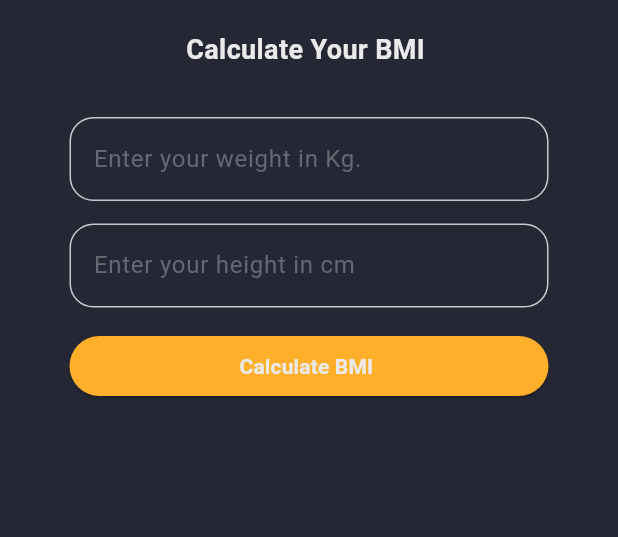
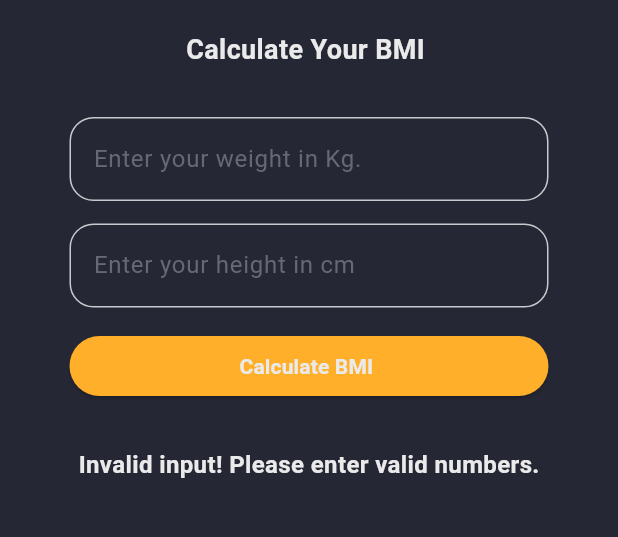
Before and after one commit to rajukarki467/bmi_calculator, a Flutter app: the screen it shows after launch, after a tap on "Calculate BMI", on a phone screen of 412 x 824 dp, the part 84-621 px from its top. Run offline on Flutter 3.47's test engine with Material 3 defaults, Android fonts, the phone set to English and light mode, and no system bars.

Commit message:
making a  button action and calculate bmi

```diff
--- a/lib/pages/home_page.dart
+++ b/lib/pages/home_page.dart
@@ -3,16 +3,22 @@ import 'package:bmi_calculator/widgets/custom_text.dart';
 import 'package:bmi_calculator/widgets/custome_textfield.dart';
 import 'package:flutter/material.dart';
 
-class HomePage extends StatelessWidget {
+class HomePage extends StatefulWidget {
   const HomePage({super.key});
 
+  @override
+  State<HomePage> createState() => _HomePageState();
+}
+
+class _HomePageState extends State<HomePage> {
+  final TextEditingController controller1 = TextEditingController();
+  final TextEditingController controller2 = TextEditingController();
+  String bmiResult = "";
   @override
   Widget build(BuildContext context) {
     final screenSize = MediaQuery.of(context).size;
     final screenwidth = screenSize.width;
 
-    final TextEditingController controller1 = TextEditingController();
-    final TextEditingController controller2 = TextEditingController();
     return Scaffold(
       appBar: AppBar(title: CustomText(textMessage: "BMI Calculator")),
       backgroundColor: CustomColor.ScaffoldBg,
@@ -38,9 +44,44 @@ class HomePage extends StatelessWidget {
                     const SizedBox(height: 15),
                     ElevatedButton(
                       onPressed: () {
-                        String inpuvalue1 = controller1.text;
-                        String inpuvalue2 = controller2.text;
+                        String inputValue1 = controller1.text;
+                        String inputValue2 = controller2.text;
                         // print(inpuvalue2);
+                        // Try parsing safely
+                        double? weight = double.tryParse(inputValue1);
+                        double? height = double.tryParse(inputValue2);
+
+                        if (weight != null && height != null && height > 0) {
+                          height = height / 100; //converting to meter
+                          double bmi = (weight) / (height * height);
+                          String bmiMessage = "";
+
+                          // Determine BMI category
+                          if (bmi < 18.5) {
+                            bmiMessage = "You are underweight";
+                          } else if (bmi >= 18.5 && bmi < 24.9) {
+                            bmiMessage = "You are normal";
+                          } else if (bmi >= 25 && bmi < 29.9) {
+                            bmiMessage = "You are overweight";
+                          } else {
+                            bmiMessage = "You are unhealthy";
+                          }
+
+                          setState(() {
+                            // Combine BMI value and message
+                            bmiResult =
+                                "Your BMI is: ${bmi.toStringAsFixed(2)}\n$bmiMessage";
+
+                            // Reset the input fields
+                            controller1.clear();
+                            controller2.clear();
+                          });
+                        } else {
+                          setState(() {
+                            bmiResult =
+                                "Invalid input! Please enter valid numbers.";
+                          });
+                        }
                       },
                       child: CustomText(
                         textMessage: "Calculate BMI ",
@@ -51,6 +92,9 @@ class HomePage extends StatelessWidget {
                         backgroundColor: CustomColor.yellowPimary,
                       ),
                     ),
+                    const SizedBox(height: 20),
+                    //result display
+                    CustomText(textMessage: bmiResult, fontSize: 16, ver: 10),
                   ],
                 ),
               ),
```
